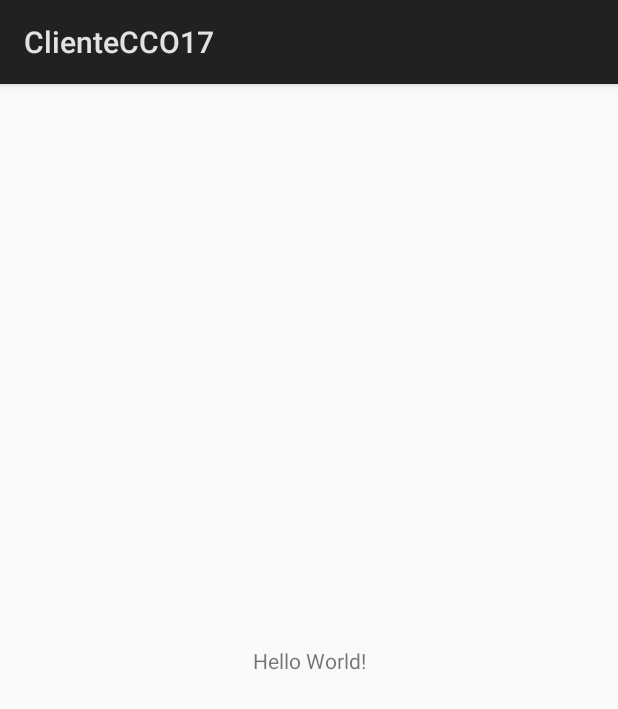
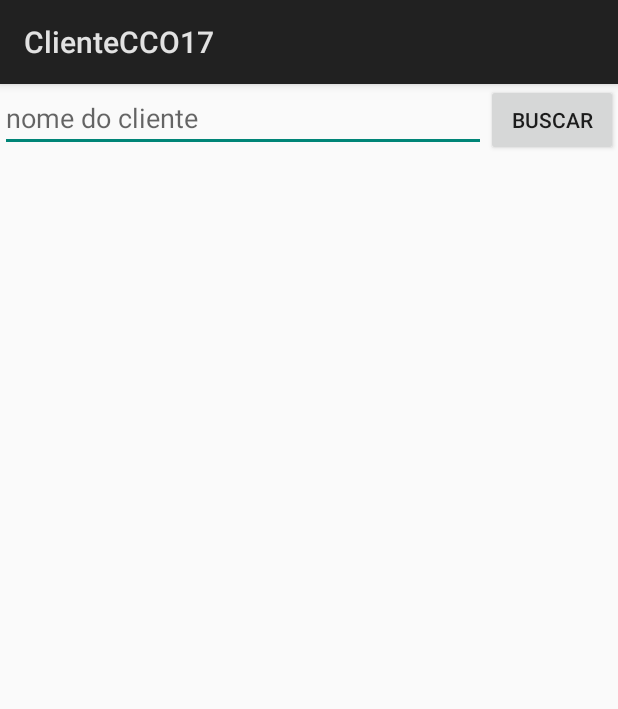
Before and after one commit to GSilva7/ClienteCCO17, an Android app: the screen it shows after launch (MainActivity), on a phone screen of 412 x 824 dp. Shown: the top 709 px of the screen. Run offline under Robolectric (Android 15) with nearby library versions, the phone set to English and light mode, and no system bars.

Commit message:
Alterei o layout_main

```diff
--- a/app/src/main/res/layout/activity_main.xml
+++ b/app/src/main/res/layout/activity_main.xml
@@ -1,18 +1,23 @@
 <?xml version="1.0" encoding="utf-8"?>
-<android.support.constraint.ConstraintLayout xmlns:android="http://schemas.android.com/apk/res/android"
+<LinearLayout xmlns:android="http://schemas.android.com/apk/res/android"
     xmlns:app="http://schemas.android.com/apk/res-auto"
     xmlns:tools="http://schemas.android.com/tools"
     android:layout_width="match_parent"
     android:layout_height="match_parent"
     tools:context="br.usjt.ftce.arqdesis.clientecco17.MainActivity">
 
-    <TextView
+    <EditText
+        android:layout_width="0dp"
+        android:layout_height="wrap_content"
+        android:layout_weight="1"
+        android:hint="@string/nome_busca"
+        android:id="@+id/buscar_clientes"
+        />
+
+    <Button
         android:layout_width="wrap_content"
         android:layout_height="wrap_content"
-        android:text="Hello World!"
-        app:layout_constraintBottom_toBottomOf="parent"
-        app:layout_constraintLeft_toLeftOf="parent"
-        app:layout_constraintRight_toRightOf="parent"
-        app:layout_constraintTop_toTopOf="parent" />
+        android:text="@string/botao_busca"
+        android:onClick="buscarCliente"/>
 
-</android.support.constraint.ConstraintLayout>
+</LinearLayout>
--- a/app/src/main/res/values/strings.xml
+++ b/app/src/main/res/values/strings.xml
@@ -1,3 +1,8 @@
 <resources>
     <string name="app_name">ClienteCCO17</string>
+    <string name="nome_busca">nome do cliente</string>
+    <string name="botao_busca">Buscar</string>
+    <string name="lbl_nome">Nome:</string>
+    <string name="lbl_fone">Fone:</string>
+    <string name="lbl_email">E-mail:</string>
 </resources>
```
